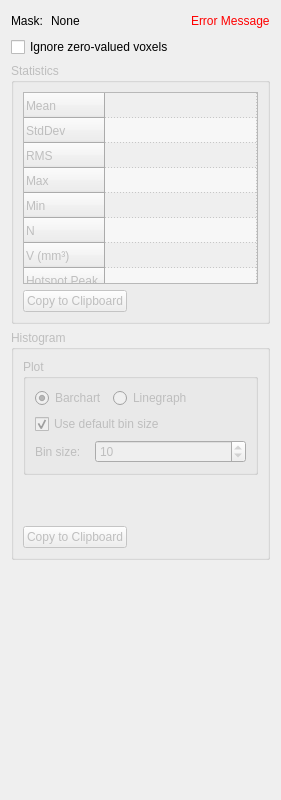
The window that Plugins/org.mitk.gui.qt.measurementtoolbox/src/internal/QmitkImageStatisticsViewControls.ui (MITK/MITK) describes before a commit, drawn with Qt 5.
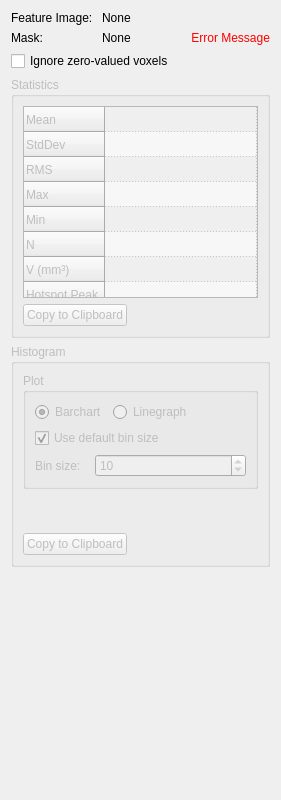
The same window after the commit. Custom widgets are drawn as their Qt base class.

Commit message: Added Feature Image Name Above Mask Name. Therefor, we changed the Layout.

Diff of the .ui file:
```diff
--- a/Plugins/org.mitk.gui.qt.measurementtoolbox/src/internal/QmitkImageStatisticsViewControls.ui
+++ b/Plugins/org.mitk.gui.qt.measurementtoolbox/src/internal/QmitkImageStatisticsViewControls.ui
@@ -18,11 +18,40 @@
   </property>
   <layout class="QVBoxLayout" name="verticalLayout_4">
    <item>
-    <layout class="QHBoxLayout" name="horizontalLayout_3">
-     <item>
+    <layout class="QGridLayout" name="gridLayout_2">
+     <item row="0" column="0">
+      <widget class="QLabel" name="label">
+       <property name="sizePolicy">
+        <sizepolicy hsizetype="Maximum" vsizetype="Preferred">
+         <horstretch>0</horstretch>
+         <verstretch>0</verstretch>
+        </sizepolicy>
+       </property>
+       <property name="layoutDirection">
+        <enum>Qt::LeftToRight</enum>
+       </property>
+       <property name="text">
+        <string>Feature Image: </string>
+       </property>
+      </widget>
+     </item>
+     <item row="0" column="1">
+      <widget class="QLabel" name="m_SelectedFeatureImageLabel">
+       <property name="sizePolicy">
+        <sizepolicy hsizetype="Minimum" vsizetype="Preferred">
+         <horstretch>0</horstretch>
+         <verstretch>0</verstretch>
+        </sizepolicy>
+       </property>
+       <property name="text">
+        <string>None</string>
+       </property>
+      </widget>
+     </item>
+     <item row="1" column="0">
       <widget class="QLabel" name="label_2">
        <property name="sizePolicy">
-        <sizepolicy hsizetype="Fixed" vsizetype="Preferred">
+        <sizepolicy hsizetype="Maximum" vsizetype="Preferred">
          <horstretch>0</horstretch>
          <verstretch>0</verstretch>
         </sizepolicy>
@@ -32,31 +61,30 @@
        </property>
       </widget>
      </item>
-     <item>
+     <item row="1" column="1">
       <widget class="QLabel" name="m_SelectedMaskLabel">
+       <property name="sizePolicy">
+        <sizepolicy hsizetype="Minimum" vsizetype="Preferred">
+         <horstretch>0</horstretch>
+         <verstretch>0</verstretch>
+        </sizepolicy>
+       </property>
        <property name="text">
         <string>None</string>
        </property>
        <property name="indent">
-        <number>2</number>
+        <number>-1</number>
        </property>
       </widget>
      </item>
-     <item>
-      <spacer name="horizontalSpacer_3">
-       <property name="orientation">
-        <enum>Qt::Horizontal</enum>
-       </property>
-       <property name="sizeHint" stdset="0">
-        <size>
-         <width>40</width>
-         <height>20</height>
-        </size>
-       </property>
-      </spacer>
-     </item>
-     <item>
+     <item row="1" column="2">
       <widget class="QLabel" name="m_ErrorMessageLabel">
+       <property name="sizePolicy">
+        <sizepolicy hsizetype="Minimum" vsizetype="Preferred">
+         <horstretch>0</horstretch>
+         <verstretch>0</verstretch>
+        </sizepolicy>
+       </property>
        <property name="styleSheet">
         <string notr="true">color: rgb(255, 0, 0);</string>
        </property>
@@ -66,6 +94,9 @@
        <property name="textFormat">
         <enum>Qt::AutoText</enum>
        </property>
+       <property name="alignment">
+        <set>Qt::AlignRight|Qt::AlignTrailing|Qt::AlignVCenter</set>
+       </property>
       </widget>
      </item>
     </layout>
```
The commit also changes 1 other file.
